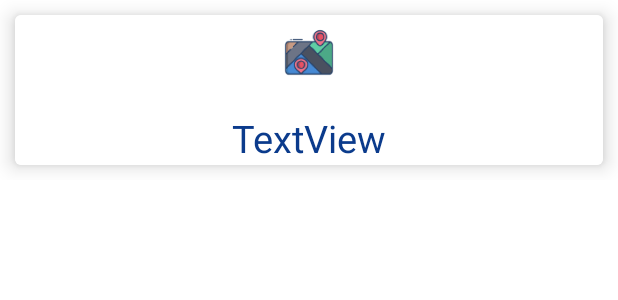
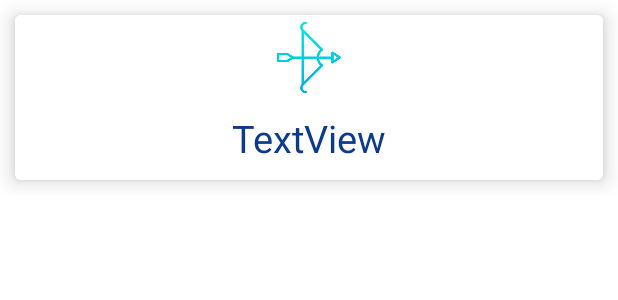
Before and after one commit to leonwongdev/SportsFacilitiesFinderHK-Android, an Android app: the layout sports_type_button.xml on its own in the app's theme, with its tools: preview values and no code run, on a phone screen of 412 x 824 dp. Shown: the top 300 px of the screen. Run offline under Robolectric (Android 15) with nearby library versions, the phone set to English and light mode, and no system bars.

Commit message:
Add icon for sports type buttons

```diff
--- a/app/src/main/java/com/example/sportsfacilitiesfinderhk/adapters/SportsTypeRecViewAdapter.java
+++ b/app/src/main/java/com/example/sportsfacilitiesfinderhk/adapters/SportsTypeRecViewAdapter.java
@@ -5,6 +5,7 @@ import android.content.Intent;
 import android.view.LayoutInflater;
 import android.view.View;
 import android.view.ViewGroup;
+import android.widget.ImageView;
 import android.widget.TextView;
 
 import androidx.annotation.NonNull;
@@ -14,6 +15,7 @@ import androidx.recyclerview.widget.RecyclerView;
 import com.example.sportsfacilitiesfinderhk.R;
 import com.example.sportsfacilitiesfinderhk.ui.facilitiesdetails.FacilitiesDetailsActivity;
 import com.example.sportsfacilitiesfinderhk.ui.facilitieslist.FacilitiesListActivity;
+import com.example.sportsfacilitiesfinderhk.utilities.DataManager;
 
 import java.util.ArrayList;
 
@@ -47,6 +49,7 @@ public class SportsTypeRecViewAdapter extends RecyclerView.Adapter<SportsTypeRec
             }
         });
         holder.titleTextView.setText(sports[position]);
+        holder.icon.setImageResource(DataManager.getIconID()[position]);
     }
 
     @Override
@@ -57,11 +60,13 @@ public class SportsTypeRecViewAdapter extends RecyclerView.Adapter<SportsTypeRec
     public class ViewHolder extends RecyclerView.ViewHolder{
         ConstraintLayout parentLayout;
         TextView titleTextView;
+        ImageView icon;
 
         public ViewHolder(@NonNull View itemView) {
             super(itemView);
             parentLayout = itemView.findViewById(R.id.sports_type_button_layout);
             titleTextView = itemView.findViewById(R.id.sport_title_tv);
+            icon = itemView.findViewById(R.id.sports_type_button_banner);
         }
     }
 }
--- a/app/src/main/java/com/example/sportsfacilitiesfinderhk/ui/MainActivity.java
+++ b/app/src/main/java/com/example/sportsfacilitiesfinderhk/ui/MainActivity.java
@@ -56,7 +56,7 @@ public class MainActivity extends AppCompatActivity {
         SportsTypeRecViewAdapter sportsTypeRecViewAdapter = new SportsTypeRecViewAdapter(this, DataManager.getSportTypes());
         sportsTypeRecView.setAdapter(sportsTypeRecViewAdapter);
         sportsTypeRecView.setLayoutManager(new GridLayoutManager(this,2));
-        sportsTypeRecView.addItemDecoration(new GridSpacingItemDecoration(2,50,true));
+        sportsTypeRecView.addItemDecoration(new GridSpacingItemDecoration(2,25,true));
         sportsTypeRecView.setVisibility(View.GONE);
 
         bookmarkButton = findViewById(R.id.bookmark_button);
--- a/app/src/main/res/layout/sports_type_button.xml
+++ b/app/src/main/res/layout/sports_type_button.xml
@@ -3,11 +3,11 @@
     xmlns:app="http://schemas.android.com/apk/res-auto"
     android:id="@+id/sports_type_button_layout"
     android:layout_width="match_parent"
-    android:layout_height="120dp">
+    android:layout_height="130dp">
 
     <com.google.android.material.card.MaterialCardView
         android:layout_width="match_parent"
-        android:layout_height="100dp"
+        android:layout_height="110dp"
         android:layout_margin="10dp"
         app:cardElevation="8dp"
         app:layout_constraintStart_toStartOf="parent"
@@ -23,8 +23,9 @@
                 android:layout_width="match_parent"
                 android:layout_height="50dp"
                 android:scaleType="fitCenter"
+                android:layout_marginTop="5px"
                 app:layout_constraintTop_toTopOf="parent"
-                app:srcCompat="@mipmap/ic_launcher" />
+                app:srcCompat="@drawable/archery" />
 
             <TextView
                 android:id="@+id/sport_title_tv"
@@ -40,11 +41,11 @@
                 app:autoSizeMinTextSize="1sp"
                 app:autoSizeStepGranularity="2sp"
                 app:autoSizeTextType="uniform"
+                android:layout_margin="5px"
                 app:layout_constraintBottom_toBottomOf="parent"
                 app:layout_constraintEnd_toEndOf="parent"
                 app:layout_constraintStart_toStartOf="parent"
-                app:layout_constraintTop_toBottomOf="@+id/sports_type_button_banner"
-                app:layout_constraintVertical_bias="0.969" />
+                app:layout_constraintTop_toBottomOf="@+id/sports_type_button_banner" />
         </androidx.constraintlayout.widget.ConstraintLayout>
 
     </com.google.android.material.card.MaterialCardView>
```
Also changed, not shown: app/src/main/java/com/example/sportsfacilitiesfinderhk/utilities/DataManager.java (+8 -1 lines), app/src/main/res/drawable/archery.png (added), app/src/main/res/drawable/beach_volleyball.png (added), app/src/main/res/drawable/cricket.png (added), app/src/main/res/drawable/gateball.png (added), app/src/main/res/drawable/handball.png (added), app/src/main/res/drawable/netball.png (added), app/src/main/res/drawable/roller_skating.png (added), app/src/main/res/drawable/skateboarding.png (added).
